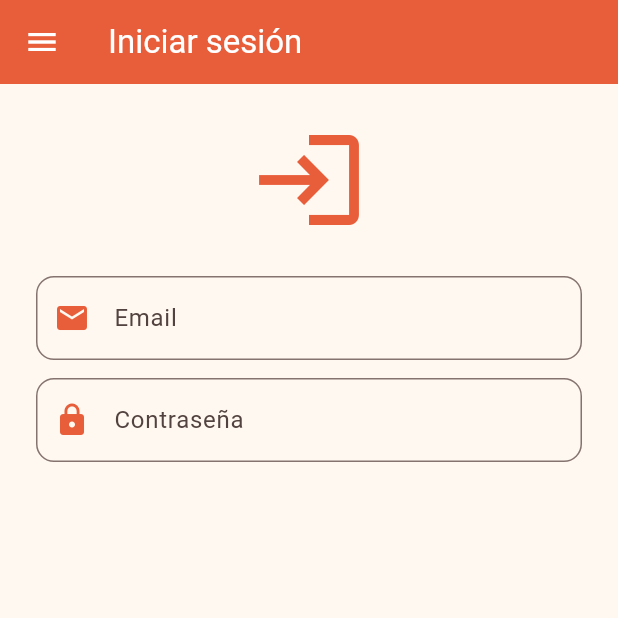
After one commit to usr4173-collab/pgl_p2_myportfolio, a Flutter app: the LoginScreen screen opened by its route, on a phone screen of 412 x 824 dp, the top half of it. The commit adds this screen. Run offline on Flutter 3.47's test engine with Material 3 defaults, Android fonts, the phone set to English and light mode, and no system bars; our stand-ins replace go_router, qr_flutter, shared_preferences; accounts and stored records are empty.

Commit message:
Pantalla de registro terminada y parte de inicio de sesión empezado

```diff
--- a/lib/core/constants/app_strings.dart
+++ b/lib/core/constants/app_strings.dart
@@ -4,7 +4,7 @@ class AppStrings {
   static const String appTitle = 'Sabores de Canarias';
 
   // Welcome screen
-  static const String welcomeBackground = 'assets/images/fondo.jpg';
+  static const String welcomeBackground = 'assets/images/welcome/fondo.jpg';
   static const String welcomeTitle = '¡Bienvenido a\nSabores de Canarias!';
   static const String welcomeSubtitle =
       'Descubre los platos y productos típicos de las 8 islas.';
@@ -15,6 +15,21 @@ class AppStrings {
   static const String menuPortfolio = 'Portfolio';
   static const String menuDishes = 'Gestionar platos';
   static const String menuSettings = 'Ajustes';
+  static const String menuRegister = 'Registro';
+  static const String menuLogin = 'Iniciar sesión';
+
+  // Auth (register / login)
+  static const String registerTitle = 'Crear cuenta';
+  static const String loginTitle = 'Iniciar sesión';
+  static const String fullName = 'Nombre completo';
+  static const String email = 'Email';
+  static const String password = 'Contraseña';
+  static const String registerButton = 'Registrarse';
+  static const String successTitle = '¡Todo correcto!';
+  static const String errorTitle = 'Algo ha fallado';
+  static const String accept = 'Aceptar';
+  static const String connectionError =
+      'No se ha podido conectar con el servidor. Inténtalo de nuevo.';
 
   // Dishes (CRUD)
   static const String dishesTitle = 'Gestionar platos';
@@ -57,9 +72,9 @@ class AppStrings {
   static const String introduction =
       '¡Hola! Soy Ellie, tengo 14 años y vivo en un mundo postapocalíptico. '
       'Me encanta la música y tocar la guitarra, y también disfruto mucho de los videojuegos.';
-  static const String profilePhoto = 'assets/images/EllieTLOU1.png';
+  static const String profilePhoto = 'assets/images/portfolio/EllieTLOU1.png';
 
-  static const String repositoryImage = 'assets/images/Naughty_Dog_Logo.png';
+  static const String repositoryImage = 'assets/images/portfolio/Naughty_Dog_Logo.png';
   static const String repositoryName = 'Ellie Williams';
   static const String repositoryQuote =
       '"Si quieres sobrevivir en este mundo, necesitas ser fuerte y valiente. '
--- a/lib/core/router/app_router.dart
+++ b/lib/core/router/app_router.dart
@@ -1,5 +1,7 @@
 import 'package:go_router/go_router.dart';
 
+import 'package:pgl_p2_myportfolio/features/auth/login_screen.dart';
+import 'package:pgl_p2_myportfolio/features/auth/register_screen.dart';
 import 'package:pgl_p2_myportfolio/features/dishes/dishes_screen.dart';
 import 'package:pgl_p2_myportfolio/features/portfolio/portfolio_screen.dart';
 import 'package:pgl_p2_myportfolio/features/settings/settings_screen.dart';
@@ -11,6 +13,8 @@ class AppRoutes {
   static const String portfolio = '/portfolio';
   static const String dishes = '/dishes';
   static const String settings = '/settings';
+  static const String register = '/register';
+  static const String login = '/login';
 }
 
 /// App navigation with go_router.
@@ -34,5 +38,13 @@ final GoRouter appRouter = GoRouter(
       path: AppRoutes.settings,
       builder: (context, state) => const SettingsScreen(),
     ),
+    GoRoute(
+      path: AppRoutes.register,
+      builder: (context, state) => const RegisterScreen(),
+    ),
+    GoRoute(
+      path: AppRoutes.login,
+      builder: (context, state) => const LoginScreen(),
+    ),
   ],
 );
--- /dev/null
+++ b/lib/features/auth/login_screen.dart
@@ -0,0 +1,71 @@
+import 'package:flutter/material.dart';
+
+import 'package:pgl_p2_myportfolio/core/constants/app_colors.dart';
+import 'package:pgl_p2_myportfolio/core/constants/app_sizes.dart';
+import 'package:pgl_p2_myportfolio/core/constants/app_strings.dart';
+import 'package:pgl_p2_myportfolio/core/widgets/drawer_menu.dart';
+import 'package:pgl_p2_myportfolio/features/auth/widgets/auth_input_decoration.dart';
+
+/// Login screen: text inputs for email and password.
+/// StatefulWidget because it owns the TextEditingControllers.
+class LoginScreen extends StatefulWidget {
+  const LoginScreen({super.key});
+
+  @override
+  State<LoginScreen> createState() => _LoginScreenState();
+}
+
+class _LoginScreenState extends State<LoginScreen> {
+  // Later we read .text to send them to POST /users/login
+  final TextEditingController _emailController = TextEditingController();
+  final TextEditingController _passwordController = TextEditingController();
+
+  @override
+  void dispose() {
+    _emailController.dispose();
+    _passwordController.dispose();
+    super.dispose();
+  }
+
+  @override
+  Widget build(BuildContext context) {
+    return Scaffold(
+      appBar: AppBar(title: const Text(AppStrings.loginTitle)),
+      drawer: const DrawerMenu(),
+      body: SingleChildScrollView(
+        padding: const EdgeInsets.all(AppSizes.spacingLarge),
+        child: Column(
+          crossAxisAlignment: CrossAxisAlignment.stretch,
+          children: [
+            const Icon(
+              Icons.login,
+              color: AppColors.primary,
+              size: AppSizes.welcomeIcon,
+            ),
+            const SizedBox(height: AppSizes.spacingLarge),
+
+            // Email
+            TextField(
+              controller: _emailController,
+              keyboardType: TextInputType.emailAddress,
+              autocorrect: false,
+              textInputAction: TextInputAction.next,
+              decoration: authInputDecoration(AppStrings.email, Icons.email),
+            ),
+            const SizedBox(height: AppSizes.spacing),
+
+            // Password (hidden characters)
+            TextField(
+              controller: _passwordController,
+              obscureText: true,
+              autocorrect: false,
+              enableSuggestions: false,
+              textInputAction: TextInputAction.done,
+              decoration: authInputDecoration(AppStrings.password, Icons.lock),
+            ),
+          ],
+        ),
+      ),
+    );
+  }
+}
--- /dev/null
+++ b/lib/features/auth/widgets/auth_input_decoration.dart
@@ -0,0 +1,16 @@
+import 'package:flutter/material.dart';
+
+import 'package:pgl_p2_myportfolio/core/constants/app_colors.dart';
+import 'package:pgl_p2_myportfolio/core/constants/app_sizes.dart';
+
+/// Same look for every input of the auth screens (register and login):
+/// label + orange icon + rounded border.
+InputDecoration authInputDecoration(String label, IconData icon) {
+  return InputDecoration(
+    labelText: label,
+    prefixIcon: Icon(icon, color: AppColors.primary),
+    border: OutlineInputBorder(
+      borderRadius: BorderRadius.circular(AppSizes.borderRadius),
+    ),
+  );
+}
```
Also changed, not shown: lib/core/constants/api_constants.dart (added, +12 -0 lines), lib/core/services/auth_service.dart (added, +66 -0 lines), lib/core/widgets/drawer_menu.dart (+12 -0 lines), lib/core/widgets/response_dialog.dart (added, +42 -0 lines), lib/features/auth/register_screen.dart (added, +151 -0 lines), pubspec.yaml (+4 -7 lines), pubspec.lock, 1 other file.
